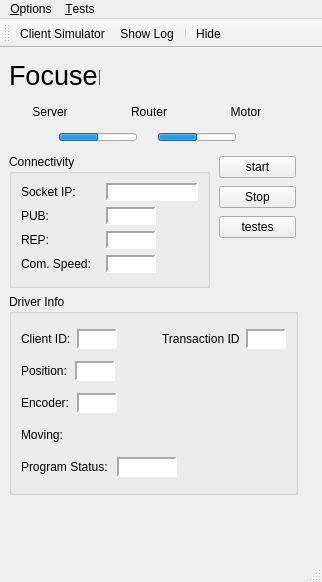
Above: assets/ui/main.ui from dev-LNA/HostFocuser160 before the change. Below: the same form after it.
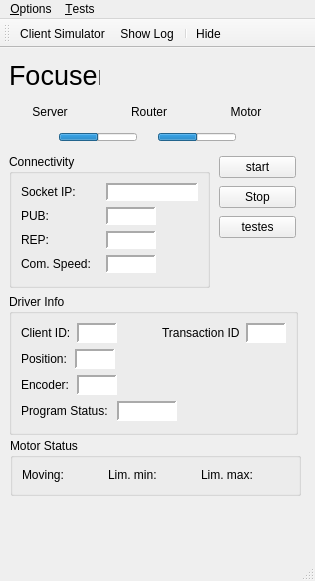
That is the form after the change. Icons and pictures are not drawn.

Commit message:
Added lim- and lim+ status led
- Created class "PropertySignal" so that when a property must also
change GUI elements the property status signal (property value) and the
GUI dynamic property related to that property can be kept as a single
object. Also the values can now be emitted by one single method.

The edit to the form file:
```diff
--- a/assets/ui/main.ui
+++ b/assets/ui/main.ui
@@ -6,8 +6,8 @@
    <rect>
     <x>0</x>
     <y>0</y>
-    <width>322</width>
-    <height>582</height>
+    <width>315</width>
+    <height>581</height>
    </rect>
   </property>
   <property name="windowTitle">
@@ -2344,7 +2344,7 @@
       <x>9</x>
       <y>246</y>
       <width>289</width>
-      <height>201</height>
+      <height>141</height>
      </rect>
     </property>
     <property name="minimumSize">
@@ -2599,91 +2599,6 @@
        </item>
       </layout>
      </item>
-     <item>
-      <layout class="QHBoxLayout" name="horizontalLayout">
-       <item>
-        <widget class="QLabel" name="lblMoving">
-         <property name="minimumSize">
-          <size>
-           <width>44</width>
-           <height>16</height>
-          </size>
-         </property>
-         <property name="maximumSize">
-          <size>
-           <width>44</width>
-           <height>16</height>
-          </size>
-         </property>
-         <property name="styleSheet">
-          <string notr="true"/>
-         </property>
-         <property name="frameShape">
-          <enum>QFrame::Shape::NoFrame</enum>
-         </property>
-         <property name="frameShadow">
-          <enum>QFrame::Shadow::Sunken</enum>
-         </property>
-         <property name="text">
-          <string>Moving:</string>
-         </property>
-         <property name="alignment">
-          <set>Qt::AlignmentFlag::AlignLeading|Qt::AlignmentFlag::AlignLeft|Qt::AlignmentFlag::AlignVCenter</set>
-         </property>
-        </widget>
-       </item>
-       <item>
-        <widget class="QLabel" name="ledMoving">
-         <property name="minimumSize">
-          <size>
-           <width>14</width>
-           <height>14</height>
-          </size>
-         </property>
-         <property name="maximumSize">
-          <size>
-           <width>14</width>
-           <height>14</height>
-          </size>
-         </property>
-         <property name="layoutDirection">
-          <enum>Qt::LayoutDirection::RightToLeft</enum>
-         </property>
-         <property name="styleSheet">
-          <string notr="true">border-radius:7px;</string>
-         </property>
-         <property name="frameShape">
-          <enum>QFrame::Shape::NoFrame</enum>
-         </property>
-         <property name="frameShadow">
-          <enum>QFrame::Shadow::Sunken</enum>
-         </property>
-         <property name="text">
-          <string/>
-         </property>
-         <property name="alignment">
-          <set>Qt::AlignmentFlag::AlignCenter</set>
-         </property>
-         <property name="statusLed" stdset="0">
-          <string>NOK</string>
-         </property>
-        </widget>
-       </item>
-       <item>
-        <spacer name="horizontalSpacer">
-         <property name="orientation">
-          <enum>Qt::Orientation::Horizontal</enum>
-         </property>
-         <property name="sizeHint" stdset="0">
-          <size>
-           <width>40</width>
-           <height>20</height>
-          </size>
-         </property>
-        </spacer>
-       </item>
-      </layout>
-     </item>
      <item>
       <layout class="QHBoxLayout" name="horizontalLayout_7">
        <item>
@@ -2774,13 +2689,283 @@
      </item>
     </layout>
    </widget>
+   <widget class="QGroupBox" name="gbMotorStatus">
+    <property name="geometry">
+     <rect>
+      <x>10</x>
+      <y>390</y>
+      <width>291</width>
+      <height>58</height>
+     </rect>
+    </property>
+    <property name="title">
+     <string>Motor Status</string>
+    </property>
+    <layout class="QHBoxLayout" name="horizontalLayout_9">
+     <item>
+      <layout class="QHBoxLayout" name="horizontalLayout">
+       <item>
+        <widget class="QLabel" name="lblMoving">
+         <property name="minimumSize">
+          <size>
+           <width>44</width>
+           <height>16</height>
+          </size>
+         </property>
+         <property name="maximumSize">
+          <size>
+           <width>44</width>
+           <height>16</height>
+          </size>
+         </property>
+         <property name="styleSheet">
+          <string notr="true"/>
+         </property>
+         <property name="frameShape">
+          <enum>QFrame::Shape::NoFrame</enum>
+         </property>
+         <property name="frameShadow">
+          <enum>QFrame::Shadow::Sunken</enum>
+         </property>
+         <property name="text">
+          <string>Moving:</string>
+         </property>
+         <property name="alignment">
+          <set>Qt::AlignmentFlag::AlignLeading|Qt::AlignmentFlag::AlignLeft|Qt::AlignmentFlag::AlignVCenter</set>
+         </property>
+        </widget>
+       </item>
+       <item>
+        <widget class="QLabel" name="ledMoving">
+         <property name="minimumSize">
+          <size>
+           <width>14</width>
+           <height>14</height>
+          </size>
+         </property>
+         <property name="maximumSize">
+          <size>
+           <width>14</width>
+           <height>14</height>
+          </size>
+         </property>
+         <property name="layoutDirection">
+          <enum>Qt::LayoutDirection::RightToLeft</enum>
+         </property>
+         <property name="styleSheet">
+          <string notr="true">border-radius:7px;</string>
+         </property>
+         <property name="frameShape">
+          <enum>QFrame::Shape::NoFrame</enum>
+         </property>
+         <property name="frameShadow">
+          <enum>QFrame::Shadow::Sunken</enum>
+         </property>
+         <property name="text">
+          <string/>
+         </property>
+         <property name="alignment">
+          <set>Qt::AlignmentFlag::AlignCenter</set>
+         </property>
+         <property name="statusLed" stdset="0">
+          <string>NOK</string>
+         </property>
+        </widget>
+       </item>
+       <item>
+        <spacer name="horizontalSpacer">
+         <property name="orientation">
+          <enum>Qt::Orientation::Horizontal</enum>
+         </property>
+         <property name="sizeHint" stdset="0">
+          <size>
+           <width>40</width>
+           <height>20</height>
+          </size>
+         </property>
+        </spacer>
+       </item>
+      </layout>
+     </item>
+     <item>
+      <layout class="QHBoxLayout" name="horizontalLayout_8">
+       <item>
+        <widget class="QLabel" name="lblLimMin">
+         <property name="minimumSize">
+          <size>
+           <width>52</width>
+           <height>16</height>
+          </size>
+         </property>
+         <property name="maximumSize">
+          <size>
+           <width>44</width>
+           <height>16</height>
+          </size>
+         </property>
+         <property name="styleSheet">
+          <string notr="true"/>
+         </property>
+         <property name="frameShape">
+          <enum>QFrame::Shape::NoFrame</enum>
+         </property>
+         <property name="frameShadow">
+          <enum>QFrame::Shadow::Sunken</enum>
+         </property>
+         <property name="text">
+          <string>Lim. min:</string>
+         </property>
+         <property name="alignment">
+          <set>Qt::AlignmentFlag::AlignLeading|Qt::AlignmentFlag::AlignLeft|Qt::AlignmentFlag::AlignVCenter</set>
+         </property>
+        </widget>
+       </item>
+       <item>
+        <widget class="QLabel" name="ledLimMin">
+         <property name="minimumSize">
+          <size>
+           <width>14</width>
+           <height>14</height>
+          </size>
+         </property>
+         <property name="maximumSize">
+          <size>
+           <width>14</width>
+           <height>14</height>
+          </size>
+         </property>
+         <property name="layoutDirection">
+          <enum>Qt::LayoutDirection::RightToLeft</enum>
+         </property>
+         <property name="styleSheet">
+          <string notr="true">border-radius:7px;</string>
+         </property>
+         <property name="frameShape">
+          <enum>QFrame::Shape::NoFrame</enum>
+         </property>
+         <property name="frameShadow">
+          <enum>QFrame::Shadow::Sunken</enum>
+         </property>
+         <property name="text">
+          <string/>
+         </property>
+         <property name="alignment">
+          <set>Qt::AlignmentFlag::AlignCenter</set>
+         </property>
+         <property name="statusLed" stdset="0">
+          <string>NOK</string>
+         </property>
+        </widget>
+       </item>
+       <item>
+        <spacer name="horizontalSpacer_10">
+         <property name="orientation">
+          <enum>Qt::Orientation::Horizontal</enum>
+         </property>
+         <property name="sizeHint" stdset="0">
+          <size>
+           <width>40</width>
+           <height>20</height>
+          </size>
+         </property>
+        </spacer>
+       </item>
+      </layout>
+     </item>
+     <item>
+      <layout class="QHBoxLayout" name="horizontalLayout_10">
+       <item>
+        <widget class="QLabel" name="lblLimMax">
+         <property name="minimumSize">
+          <size>
+           <width>52</width>
+           <height>16</height>
+          </size>
+         </property>
+         <property name="maximumSize">
+          <size>
+           <width>44</width>
+           <height>16</height>
+          </size>
+         </property>
+         <property name="styleSheet">
+          <string notr="true"/>
+         </property>
+         <property name="frameShape">
+          <enum>QFrame::Shape::NoFrame</enum>
+         </property>
+         <property name="frameShadow">
+          <enum>QFrame::Shadow::Sunken</enum>
+         </property>
+         <property name="text">
+          <string>Lim. max:</string>
+         </property>
+         <property name="alignment">
+          <set>Qt::AlignmentFlag::AlignLeading|Qt::AlignmentFlag::AlignLeft|Qt::AlignmentFlag::AlignVCenter</set>
+         </property>
+        </widget>
+       </item>
+       <item>
+        <widget class="QLabel" name="ledLimMax">
+         <property name="minimumSize">
+          <size>
+           <width>14</width>
+           <height>14</height>
+          </size>
+         </property>
+         <property name="maximumSize">
+          <size>
+           <width>14</width>
+           <height>14</height>
+          </size>
+         </property>
+         <property name="layoutDirection">
+          <enum>Qt::LayoutDirection::RightToLeft</enum>
+         </property>
+         <property name="styleSheet">
+          <string notr="true">border-radius:7px;</string>
+         </property>
+         <property name="frameShape">
+          <enum>QFrame::Shape::NoFrame</enum>
+         </property>
+         <property name="frameShadow">
+          <enum>QFrame::Shadow::Sunken</enum>
+         </property>
+         <property name="text">
+          <string/>
+         </property>
+         <property name="alignment">
+          <set>Qt::AlignmentFlag::AlignCenter</set>
+         </property>
+         <property name="statusLed" stdset="0">
+          <string>NOK</string>
+         </property>
+        </widget>
+       </item>
+       <item>
+        <spacer name="horizontalSpacer_11">
+         <property name="orientation">
+          <enum>Qt::Orientation::Horizontal</enum>
+         </property>
+         <property name="sizeHint" stdset="0">
+          <size>
+           <width>40</width>
+           <height>20</height>
+          </size>
+         </property>
+        </spacer>
+       </item>
+      </layout>
+     </item>
+    </layout>
+   </widget>
   </widget>
   <widget class="QMenuBar" name="menubar">
    <property name="geometry">
     <rect>
      <x>0</x>
      <y>0</y>
-     <width>322</width>
+     <width>315</width>
      <height>22</height>
     </rect>
    </property>
```
The commit also changes 4 other files.
